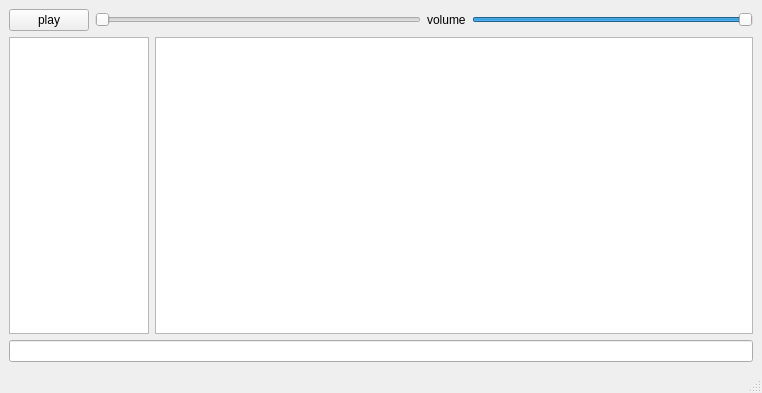
Qt form CODE/soundpp/soundpp-prototype/mainwindow.ui (b1t00/soundpp) before a commit.
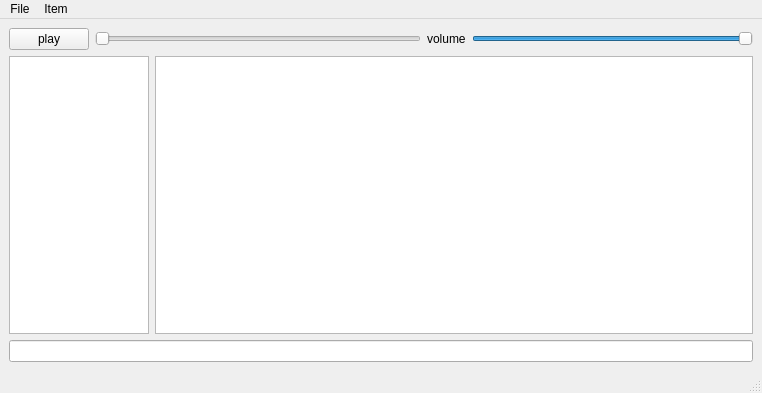
The same form after that commit.

Commit message: menüleiste und exit

```diff
--- a/CODE/soundpp/soundpp-prototype/mainwindow.ui
+++ b/CODE/soundpp/soundpp-prototype/mainwindow.ui
@@ -80,6 +80,12 @@
           <height>16777215</height>
          </size>
         </property>
+        <property name="alternatingRowColors">
+         <bool>true</bool>
+        </property>
+        <property name="selectionBehavior">
+         <enum>QAbstractItemView::SelectRows</enum>
+        </property>
        </widget>
       </item>
      </layout>
@@ -98,6 +104,20 @@
      <height>20</height>
     </rect>
    </property>
+   <widget class="QMenu" name="menuFile">
+    <property name="title">
+     <string>File</string>
+    </property>
+    <addaction name="actionOpen"/>
+    <addaction name="actionExit"/>
+   </widget>
+   <widget class="QMenu" name="menuItem">
+    <property name="title">
+     <string>Item</string>
+    </property>
+   </widget>
+   <addaction name="menuFile"/>
+   <addaction name="menuItem"/>
   </widget>
   <widget class="QStatusBar" name="statusbar"/>
  </widget>
```
Left out of the diff: 35 changed lines with no effect on the pictures.
